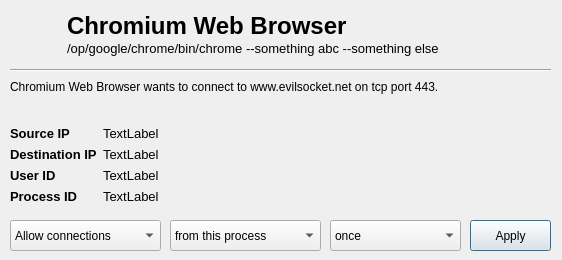
Before: the Qt Designer form ui/opensnitch/res/prompt.ui in evilsocket/opensnitch, drawn with Qt 5.
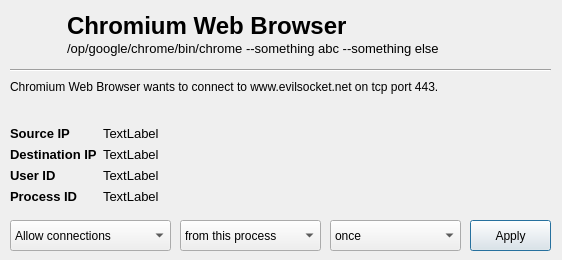
After: the same form once the commit is applied. Icons and pictures are not drawn.

Commit message: Added icons to allow and deny actions

Patch:
```diff
--- a/ui/opensnitch/res/prompt.ui
+++ b/ui/opensnitch/res/prompt.ui
@@ -175,9 +175,9 @@
   <widget class="QComboBox" name="whatCombo">
    <property name="geometry">
     <rect>
-     <x>170</x>
+     <x>180</x>
      <y>220</y>
-     <width>151</width>
+     <width>141</width>
      <height>31</height>
     </rect>
    </property>
@@ -397,7 +397,7 @@
     <rect>
      <x>10</x>
      <y>220</y>
-     <width>151</width>
+     <width>161</width>
      <height>31</height>
     </rect>
    </property>
```
Left out of the diff: 6 changed lines with no effect on the pictures.
